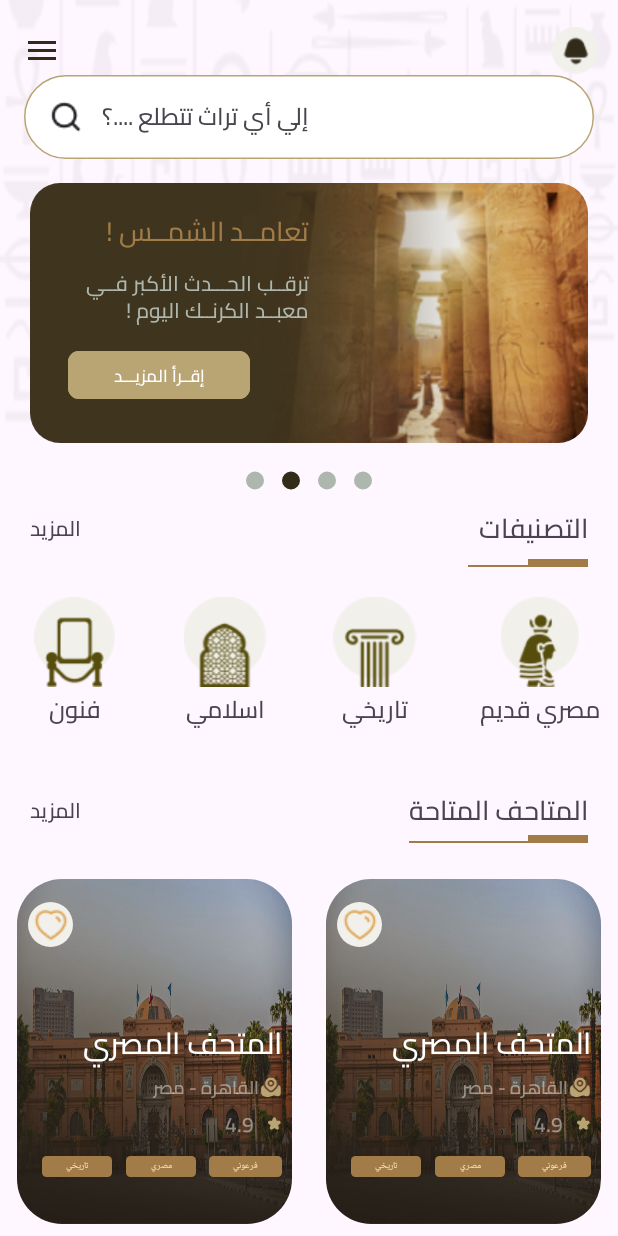
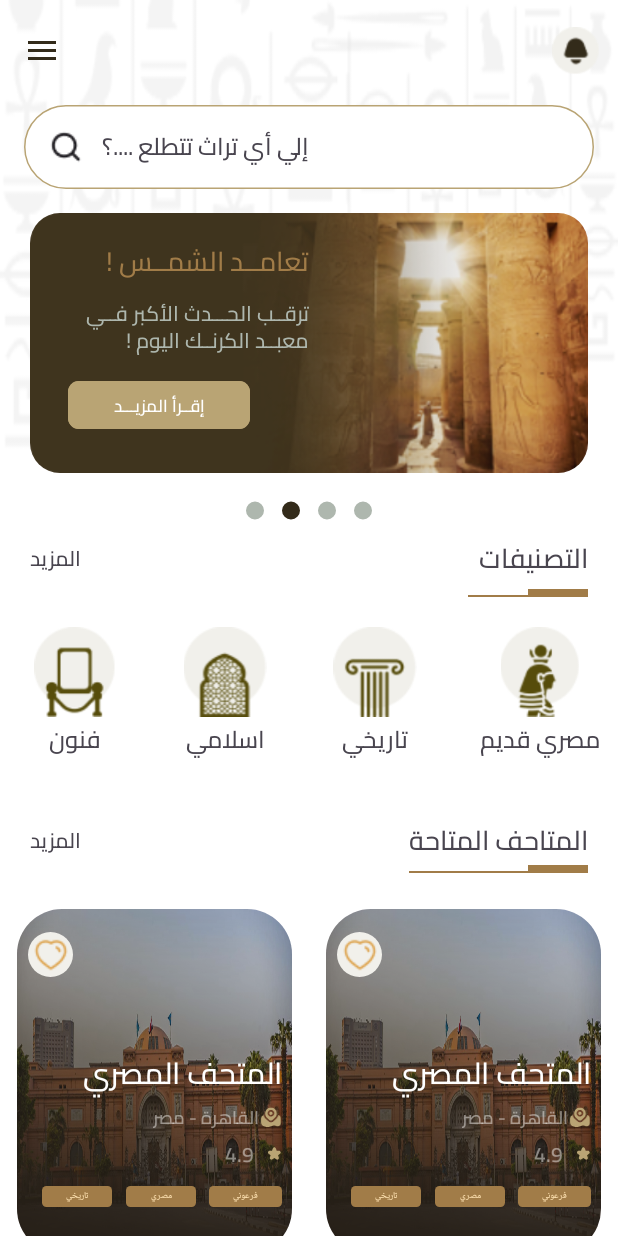
Before and after one commit to MohamedElattar22/Mawruth, an Android app: the HomeActivity screen opened directly, with no data from a screen before it, on a phone screen of 412 x 824 dp. Run offline under Robolectric (Android 15) with nearby library versions, the light colour scheme and no system bars.

```diff
--- a/app/src/main/res/layout/activity_home.xml
+++ b/app/src/main/res/layout/activity_home.xml
@@ -3,6 +3,7 @@
     xmlns:app="http://schemas.android.com/apk/res-auto"
     xmlns:tools="http://schemas.android.com/tools"
     android:id="@+id/drawer"
+    android:background="@color/white"
     android:layout_width="match_parent"
     android:layout_height="match_parent"
     android:fitsSystemWindows="true"
@@ -46,7 +47,7 @@
                             android:id="@+id/search_bar"
                             android:layout_width="match_parent"
                             android:layout_height="wrap_content"
-                            android:layout_marginTop="50dp"
+                            android:layout_marginTop="70dp"
                             android:backgroundTint="@color/white"
                             android:hint="إلي أي تراث تتطلع ....؟"
                             app:layout_constraintBottom_toTopOf="@+id/view_pager"
--- a/app/src/main/res/layout/category_item.xml
+++ b/app/src/main/res/layout/category_item.xml
@@ -3,11 +3,13 @@
     xmlns:app="http://schemas.android.com/apk/res-auto"
     android:layout_width="wrap_content"
     android:layout_height="wrap_content"
+    android:background="@color/white"
     android:layout_margin="20dp">
 
     <com.google.android.material.card.MaterialCardView
         android:layout_width="match_parent"
         android:layout_height="match_parent"
+        android:background="@color/white"
         app:cardCornerRadius="0dp"
         app:cardElevation="0dp"
         app:strokeWidth="0dp">
@@ -15,6 +17,7 @@
         <androidx.constraintlayout.widget.ConstraintLayout
             android:layout_width="match_parent"
             android:layout_height="match_parent"
+            android:background="@color/white"
             android:gravity="center"
             android:orientation="vertical">
 
```
